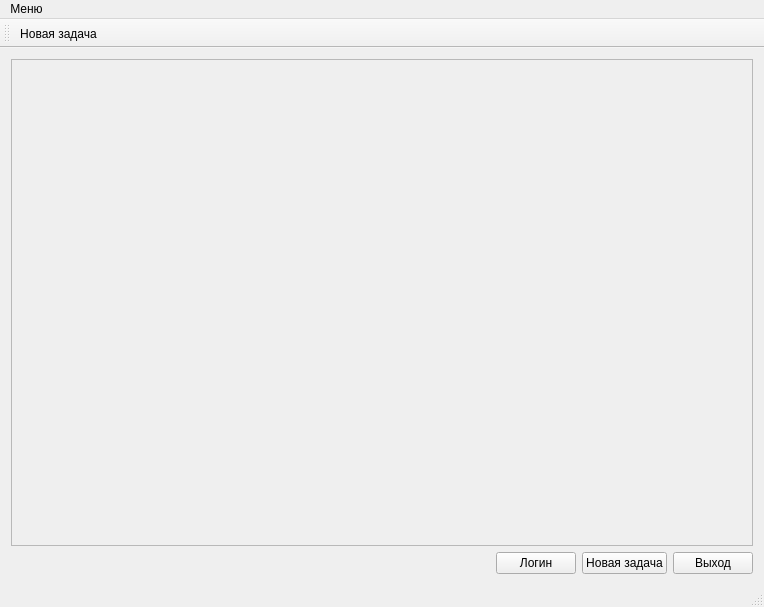
The window that mainwindow.ui (BupTy03/QtBot) describes before a commit, drawn with Qt 5.
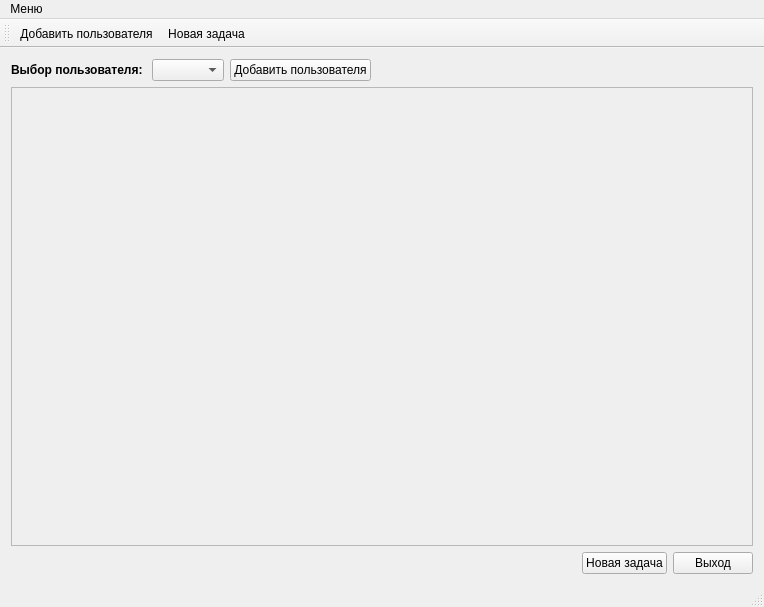
The same window after the commit. Icons and pictures are not drawn.

The edit to the form file:
```diff
--- a/mainwindow.ui
+++ b/mainwindow.ui
@@ -27,6 +27,46 @@
   </property>
   <widget class="QWidget" name="centralWidget">
    <layout class="QVBoxLayout" name="verticalLayout">
+    <item>
+     <layout class="QHBoxLayout" name="horizontalLayout_2">
+      <item>
+       <widget class="QLabel" name="label">
+        <property name="font">
+         <font>
+          <weight>75</weight>
+          <bold>true</bold>
+         </font>
+        </property>
+        <property name="text">
+         <string>Выбор пользователя: </string>
+        </property>
+       </widget>
+      </item>
+      <item>
+       <widget class="QComboBox" name="ChangeUserCB"/>
+      </item>
+      <item>
+       <widget class="QPushButton" name="AddUserPB">
+        <property name="text">
+         <string>Добавить пользователя</string>
+        </property>
+       </widget>
+      </item>
+      <item>
+       <spacer name="horizontalSpacer_2">
+        <property name="orientation">
+         <enum>Qt::Horizontal</enum>
+        </property>
+        <property name="sizeHint" stdset="0">
+         <size>
+          <width>40</width>
+          <height>20</height>
+         </size>
+        </property>
+       </spacer>
+      </item>
+     </layout>
+    </item>
     <item>
      <widget class="QScrollArea" name="scrollArea">
       <property name="sizePolicy">
@@ -62,7 +102,7 @@
          <x>0</x>
          <y>0</y>
          <width>744</width>
-         <height>477</height>
+         <height>447</height>
         </rect>
        </property>
        <property name="sizePolicy">
@@ -101,13 +141,6 @@
         </property>
        </spacer>
       </item>
-      <item>
-       <widget class="QPushButton" name="LoginBtn">
-        <property name="text">
-         <string>Логин</string>
-        </property>
-       </widget>
-      </item>
       <item>
        <widget class="QPushButton" name="NewTaskBtn">
         <property name="text">
@@ -139,8 +172,7 @@
     <property name="title">
      <string>Меню</string>
     </property>
-    <addaction name="LoginAction"/>
-    <addaction name="TokenAction"/>
+    <addaction name="AddUser"/>
     <addaction name="NewTaskAction"/>
     <addaction name="ExitAction"/>
    </widget>
@@ -153,21 +185,10 @@
    <attribute name="toolBarBreak">
     <bool>false</bool>
    </attribute>
+   <addaction name="AddUser"/>
    <addaction name="NewTaskAction"/>
   </widget>
   <widget class="QStatusBar" name="statusBar"/>
-  <action name="LoginAction">
-   <property name="icon">
-    <iconset resource="resouces.qrc">
-     <normaloff>:/res/img/addUser.png</normaloff>:/res/img/addUser.png</iconset>
-   </property>
-   <property name="text">
-    <string>Логин</string>
-   </property>
-   <property name="shortcut">
-    <string>Ctrl+L</string>
-   </property>
-  </action>
   <action name="NewTaskAction">
    <property name="icon">
     <iconset resource="resouces.qrc">
@@ -192,16 +213,13 @@
     <string>Ctrl+Q</string>
    </property>
   </action>
-  <action name="TokenAction">
+  <action name="AddUser">
    <property name="icon">
     <iconset resource="resouces.qrc">
-     <normaloff>:/res/img/update.png</normaloff>:/res/img/update.png</iconset>
+     <normaloff>:/res/img/addUser2.png</normaloff>:/res/img/addUser2.png</iconset>
    </property>
    <property name="text">
-    <string>Обновить token</string>
-   </property>
-   <property name="shortcut">
-    <string>Ctrl+U</string>
+    <string>Добавить пользователя</string>
    </property>
   </action>
  </widget>
```
